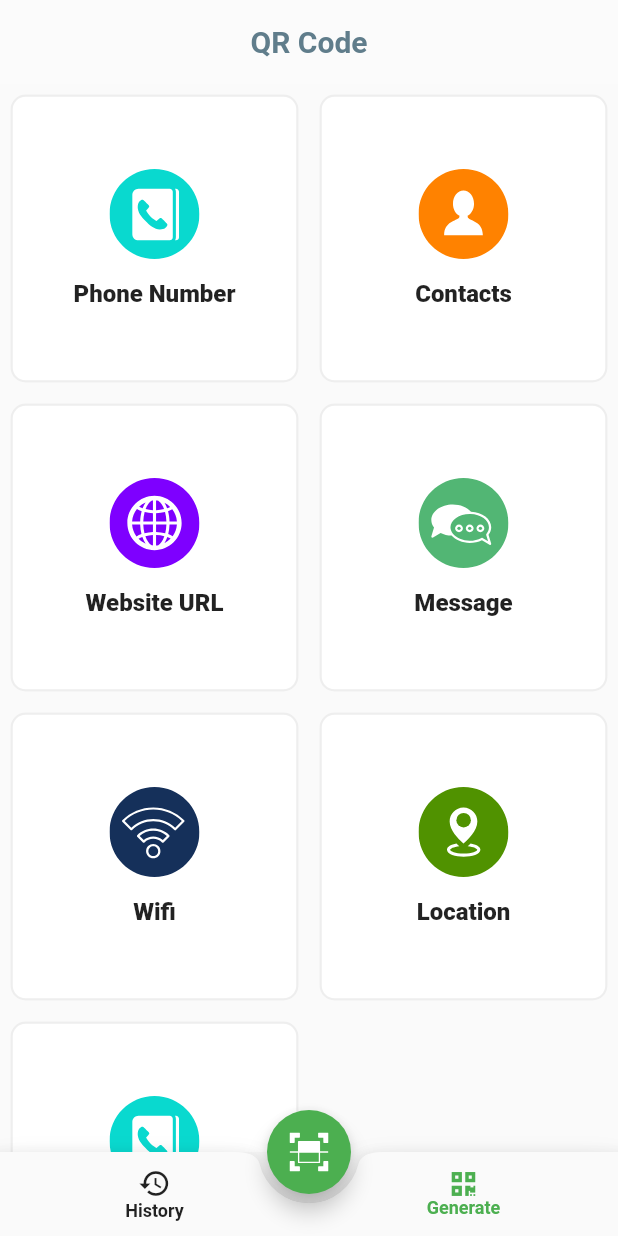
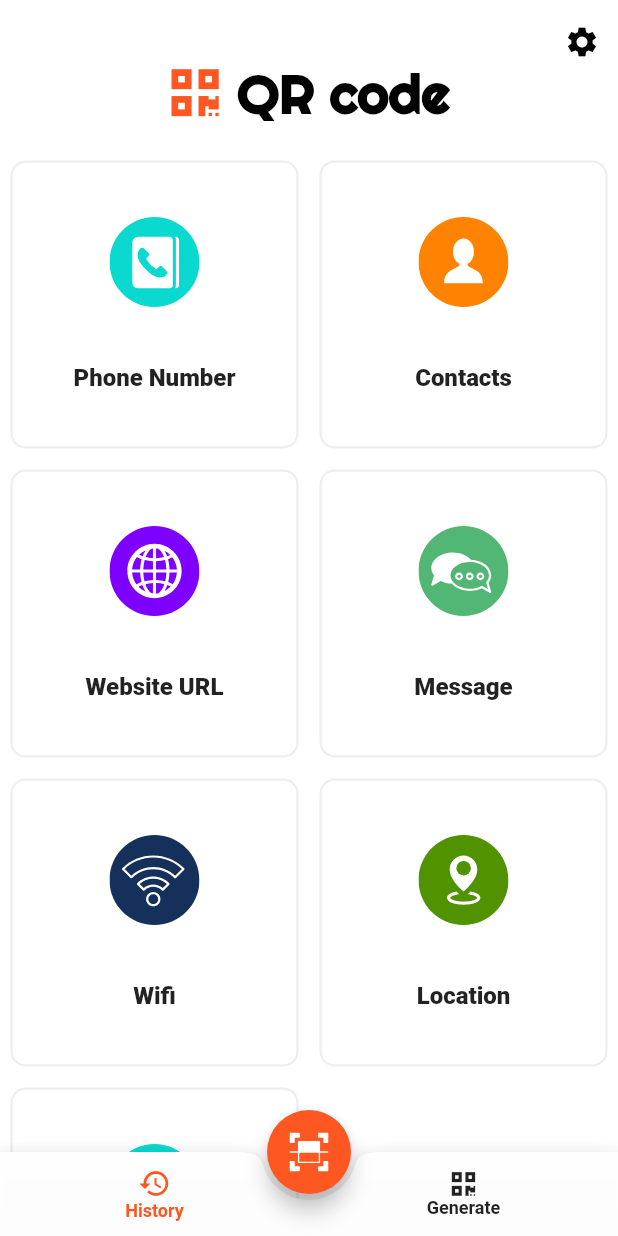
Before and after one commit to nividata-consultancy/qrcode-scanner, a Flutter app: the screen it shows after launch, on a phone screen of 412 x 824 dp. Run offline on Flutter 3.47's test engine with Material 2 defaults, Android fonts, the phone set to English and light mode, and no system bars; our stand-ins replace flutter_svg, font_awesome_flutter; missing offline and left inert: barcode_scan.

Commit message:
Updated Home screen UI

```diff
--- a/qr_code_scanner/lib/main.dart
+++ b/qr_code_scanner/lib/main.dart
@@ -10,6 +10,7 @@ void main() => runApp(MyApp());
 
 class MyApp extends StatefulWidget {
   // This widget is the root of your application.
+
   @override
   _MyAppState createState() => _MyAppState();
 }
@@ -18,7 +19,7 @@ class _MyAppState extends State<MyApp> {
   String barcode = "";
 
   @override
-  void initState() {
+  initState() {
     super.initState();
   }
 
@@ -27,14 +28,14 @@ class _MyAppState extends State<MyApp> {
     return MaterialApp(
       title: 'Flutter Demo',
       debugShowCheckedModeBanner: false,
-      theme: ThemeData(
-        primarySwatch: Colors.blue,
-      ),
+      theme:
+          ThemeData(primarySwatch: Colors.blue, backgroundColor: Colors.white),
       home: Scaffold(
+        extendBody: true,
         body: QRCodeGenerator(),
         floatingActionButton: FloatingActionButton(
           onPressed: scan,
-          backgroundColor: Colors.green,
+          backgroundColor: Color.fromRGBO(255, 87, 34, 1),
           child: SvgPicture.asset(
             'assests/icons/scan.svg',
             color: Colors.white,
@@ -42,16 +43,20 @@ class _MyAppState extends State<MyApp> {
             width: 26,
           ),
         ),
-        bottomNavigationBar: BottomAppBar(
+        bottomNavigationBar: Container(
+          // color: Colors.green,
+          child: BottomAppBar(
             shape: CircularNotchedRectangle(),
-          clipBehavior: Clip.antiAlias,
-          notchMargin: 6.0,
+            clipBehavior: Clip.hardEdge,
+            notchMargin: 4.0,
             child: BottomNavigationBar(
-              selectedItemColor: Colors.green,
+                selectedItemColor: Colors.deepOrange,
                 type: BottomNavigationBarType.fixed,
-              currentIndex: 1,
+                currentIndex: 0,
+                elevation: 100.0,
+                backgroundColor: Colors.white70,
                 selectedLabelStyle: TextStyle(
-                  color: Colors.green,
+                    color: Colors.greenAccent,
                     fontWeight: FontWeight.bold,
                     fontSize: 12.0),
                 unselectedItemColor: Colors.black87,
@@ -71,6 +76,7 @@ class _MyAppState extends State<MyApp> {
                       ),
                       title: Text(Strings.lbl_generate))
                 ]),
+          ),
         ),
         floatingActionButtonLocation: FloatingActionButtonLocation.centerDocked,
       ),
--- a/qr_code_scanner/lib/res/strings.dart
+++ b/qr_code_scanner/lib/res/strings.dart
@@ -2,4 +2,6 @@ class Strings {
   static const String lbl_qr_code = "QR Code";
   static const String lbl_generate = "Generate";
   static const String lbl_history = "History";
+
+  static const String lbl_phone_number = "QR Code Generator";
 }
--- a/qr_code_scanner/lib/screens/landing_screen.dart
+++ b/qr_code_scanner/lib/screens/landing_screen.dart
@@ -2,32 +2,76 @@ import 'dart:convert';
 
 import 'package:flutter/material.dart';
 import 'package:flutter_svg/svg.dart';
-import 'package:qr_code_scanner/res/strings.dart';
+import 'package:font_awesome_flutter/font_awesome_flutter.dart';
+import 'package:qr_code_scanner/screens/qr_generators_screens/phone_number.dart';
 
-class QRCodeGenerator extends StatelessWidget {
+class QRCodeGenerator extends StatefulWidget {
+  @override
+  _QRCodeGeneratorState createState() => _QRCodeGeneratorState();
+}
+
+class _QRCodeGeneratorState extends State<QRCodeGenerator> {
+  String _inputErrorText;
+  final TextEditingController _textController = TextEditingController();
+
   @override
   Widget build(BuildContext context) {
     return Scaffold(
-      appBar: AppBar(
-        centerTitle: true,
-        title: Text(
-          Strings.lbl_qr_code,
-          style: TextStyle(color: Colors.blueGrey, fontWeight: FontWeight.bold),
-        ),
-        elevation: 0.0,
-        backgroundColor: Colors.white10,
-      ),
-      body: Container(
-        child: FutureBuilder(
+      backgroundColor: Colors.white,
+      body: NestedScrollView(
+        headerSliverBuilder: (BuildContext context, bool innerBoxIsScrolled) {
+          return <Widget>[
+            SliverAppBar(
+              expandedHeight: 100.0,
+              floating: true,
+              pinned: true,
+              shape: RoundedRectangleBorder(
+                  borderRadius: BorderRadius.circular(6.0)),
+              backgroundColor: Colors.white,
+              actions: <Widget>[
+                IconButton(
+                  icon: new Icon(
+                    Icons.settings,
+                    color: Colors.black,
+                  ),
+                  onPressed: null,
+                ),
+              ],
+              flexibleSpace: FlexibleSpaceBar(
+                collapseMode: CollapseMode.parallax,
+                centerTitle: true,
+                title: Row(
+                  crossAxisAlignment: CrossAxisAlignment.center,
+                  mainAxisAlignment: MainAxisAlignment.center,
+                  children: <Widget>[
+                    Icon(
+                      FontAwesomeIcons.qrcode,
+                      color: Colors.deepOrange,
+                    ),
+                    Text(" QR code",
+                        style: TextStyle(
+                            color: Colors.black,
+                            fontSize: 24.0,
+                            fontFamily: 'Righteous',
+                            fontWeight: FontWeight.bold)),
+                  ],
+                ),
+                background: Container(
+                  color: Colors.white,
+                ),
+              ),
+            ),
+          ];
+        },
+        body: FutureBuilder(
           future: DefaultAssetBundle.of(context)
               .loadString('assests/qr_generators.json'),
           builder: (context, snapshot) {
             var qrItems = json.decode(snapshot.data.toString());
-
             return GridView.builder(
-              padding: EdgeInsets.only(bottom: 40.0),
+              padding: EdgeInsets.only(bottom: 80.0),
               itemBuilder: (BuildContext context, int index) {
-                return gridView(qrItems, index);
+                return gridView(context, qrItems, index);
               },
               itemCount: qrItems == null ? 0 : qrItems.length,
               gridDelegate:
@@ -39,8 +83,9 @@ class QRCodeGenerator extends StatelessWidget {
     );
   }
 
-  Widget gridView(qrItems, int number) {
+  Widget gridView(context, qrItems, int number) {
     return Card(
+      // color: Color.fromRGBO(105, 240, 174, 1),
       margin: EdgeInsets.all(7.0),
       elevation: 0.0,
       shape: RoundedRectangleBorder(
@@ -49,15 +94,20 @@ class QRCodeGenerator extends StatelessWidget {
             color: Colors.grey.shade200,
             width: 1.5,
           )),
-      child: Center(
+      child: GestureDetector(
         child: Container(
-          height: 120.0,
+          height: MediaQuery.of(context).size.height,
+          width: MediaQuery.of(context).size.width,
           child: Column(
             crossAxisAlignment: CrossAxisAlignment.center,
             mainAxisAlignment: MainAxisAlignment.spaceEvenly,
             children: <Widget>[
-              SvgPicture.asset(qrItems[number]['assest_path'],
-                  height: 60.0, width: 60.0),
+              SvgPicture.asset(
+                qrItems[number]['assest_path'],
+                height: 60.0,
+                width: 60.0,
+                // color: Colors.black87,
+              ),
               Text(
                 qrItems[number]['label'],
                 style: TextStyle(
@@ -68,7 +118,52 @@ class QRCodeGenerator extends StatelessWidget {
             ],
           ),
         ),
+        onTap: () => Navigator.push(
+          context,
+          MaterialPageRoute(builder: (context) => PhoneNumberQR()),
+        ),
       ),
     );
   }
+
+  // void phoneInputBS(context) {
+  //   showModalBottomSheet(
+  //       backgroundColor: Colors.transparent,
+  //       context: context,
+  //       builder: (BuildContext bc) {
+  //         return DraggableScrollableSheet(
+  //             initialChildSize: 0.5,
+  //             maxChildSize: 1,
+  //             minChildSize: 0.25,
+  //             builder:
+  //                 (BuildContext context, ScrollController scrollController) {
+  //               return new Container(
+  //                   height: 450.0,
+  //                   margin: EdgeInsets.all(10),
+  //                   color: Colors
+  //                       .transparent, //could change this to Color(0xFF737373),
+  //                   //so you don't have to change MaterialApp canvasColor
+  //                   child: new Container(
+  //                       decoration: new BoxDecoration(
+  //                           color: Colors.white,
+  //                           borderRadius:
+  //                               new BorderRadius.all(Radius.circular(10.0))),
+  //                       child: new Center(
+  //                           child: new Column(
+  //                               mainAxisSize: MainAxisSize.max,
+  //                               crossAxisAlignment: CrossAxisAlignment.stretch,
+  //                               children: <Widget>[
+  //                             Expanded(
+  //                               child: TextField(
+  //                                 controller: _textController,
+  //                                 decoration: InputDecoration(
+  //                                   hintText: "Enter a custom message",
+  //                                   errorText: _inputErrorText,
+  //                                 ),
+  //                               ),
+  //                             ),
+  //                           ]))));
+  //             });
+  //       });
+  // }
 }
```
Also changed, not shown: qr_code_scanner/lib/constants.dart (added, +55 -0 lines), qr_code_scanner/lib/screens/qr_generators_screens/phone_number.dart (added, +21 -0 lines), qr_code_scanner/pubspec.yaml (+4 -25 lines), qr_code_scanner/assests/fonts/Righteous-Regular.ttf (added). Lines whose indentation alone changed are shown as unchanged.
